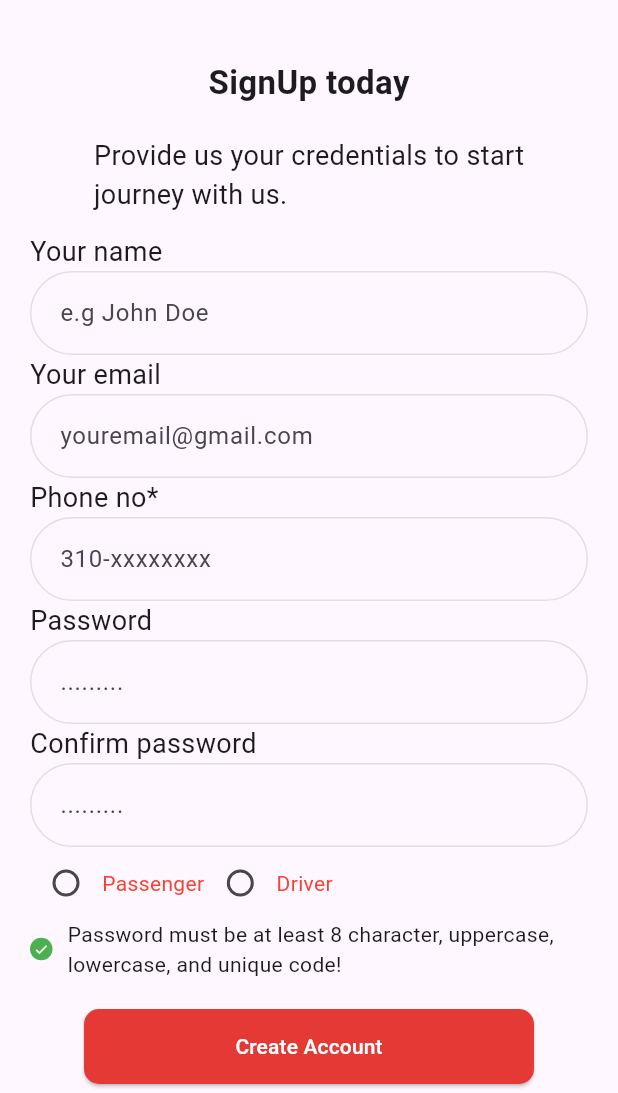
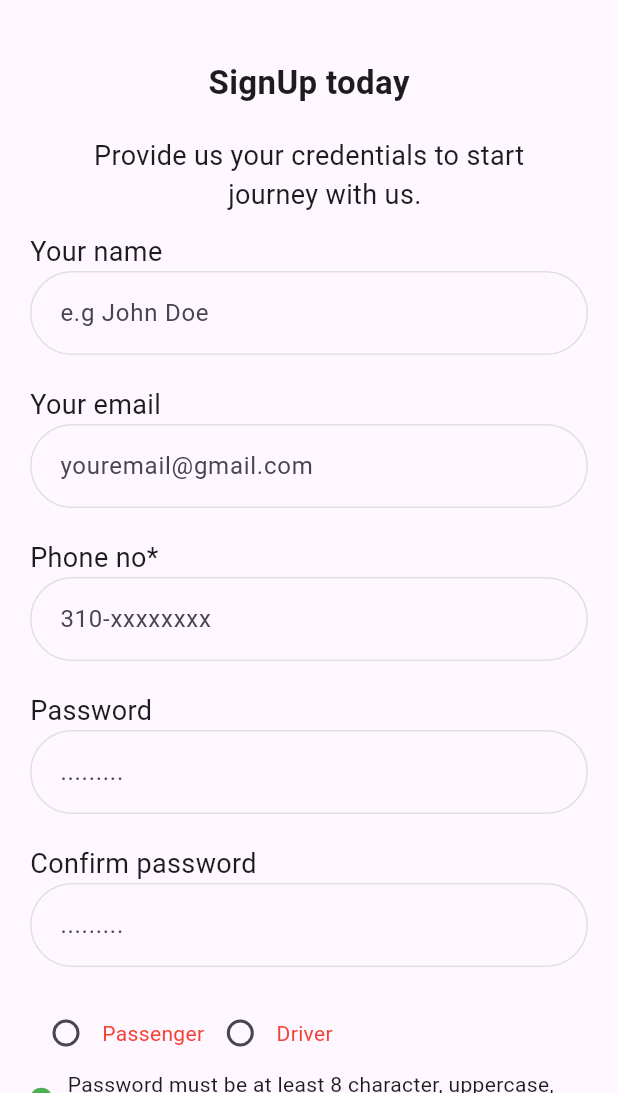
Before and after one commit to SeddiqueKhan/Duseca_Task, a Flutter app: the screen it shows after launch, on a phone screen of 412 x 824 dp, the part 143-1236 px from its top. Run offline on Flutter 3.47's test engine with Material 2 defaults, Android fonts, the phone set to English and light mode, and no system bars; our stand-ins replace flutter_svg, syncfusion_flutter_charts.

Commit message:
Commit 5.

```diff
--- a/lib/features/signup/signup_screen.dart
+++ b/lib/features/signup/signup_screen.dart
@@ -22,7 +22,7 @@ class _SignUpScreenState extends State<SignUpScreen> {
     return Scaffold(
       body: SingleChildScrollView(
         child: Padding(
-          padding: const EdgeInsets.only(left: 20.0, right: 20.0, top: 50.0),
+          padding: const EdgeInsets.only(left: 20.0, right: 20.0, top: 50.0, bottom: 20.0),
           child: Column(
             children: [
               SizedBox(
@@ -59,7 +59,7 @@ class _SignUpScreenState extends State<SignUpScreen> {
                       ),
                       const Expanded(
                         child: Text(
-                          'Provide us your credentials to start\njourney with us.',
+                          'Provide us your credentials to start\n                   journey with us.',
                           overflow: TextOverflow.ellipsis,
                           style: TextStyle(
                             fontSize: 18,
@@ -75,11 +75,16 @@ class _SignUpScreenState extends State<SignUpScreen> {
                   crossAxisAlignment: CrossAxisAlignment.center,
                   mainAxisAlignment: MainAxisAlignment.spaceBetween,
                   children: [
-                    const LabeledTextField(label: 'Your name', hintText: 'e.g John Doe'),
-                    const LabeledTextField(label: 'Your email', hintText: 'youremail@gmail.com'),
-                    const LabeledTextField(label: 'Phone no*', hintText: '310-xxxxxxxx'),
-                    const LabeledTextField(label: 'Password', hintText: '.........'),
-                    const LabeledTextField(label: 'Confirm password', hintText: '.........'),
+                    const LabeledTextField(label: 'Your name', hintText: 'e.g John Doe', obscureText: false,),
+                    const SizedBox(height: 20.0,),
+                    const LabeledTextField(label: 'Your email', hintText: 'youremail@gmail.com', obscureText: false,),
+                    const SizedBox(height: 20.0,),
+                    const LabeledTextField(label: 'Phone no*', hintText: '310-xxxxxxxx', obscureText: false,),
+                    const SizedBox(height: 20.0,),
+                    const LabeledTextField(label: 'Password', hintText: '.........', obscureText: true,),
+                    const SizedBox(height: 20.0,),
+                    const LabeledTextField(label: 'Confirm password', hintText: '.........', obscureText: true,),
+                    const SizedBox(height: 20.0,),
                     const Row(
                       mainAxisAlignment: MainAxisAlignment.start,
                       children: [
--- a/lib/features/widgets/label_textfield.dart
+++ b/lib/features/widgets/label_textfield.dart
@@ -3,8 +3,9 @@ import 'package:flutter/material.dart';
 class LabeledTextField extends StatelessWidget {
   final String label;
   final String hintText;
+  final bool obscureText;
 
-  const LabeledTextField({required this.label, required this.hintText});
+  const LabeledTextField({super.key, required this.label, required this.hintText, required this.obscureText});
 
   @override
   Widget build(BuildContext context) {
@@ -30,6 +31,7 @@ class LabeledTextField extends StatelessWidget {
             ),
             contentPadding: const EdgeInsets.all(16.0),
           ),
+          obscureText: obscureText,
         ),
       ],
     );
```
Also changed, not shown: lib/features/book_seat/book_seat_screen.dart (+23 -3 lines).
